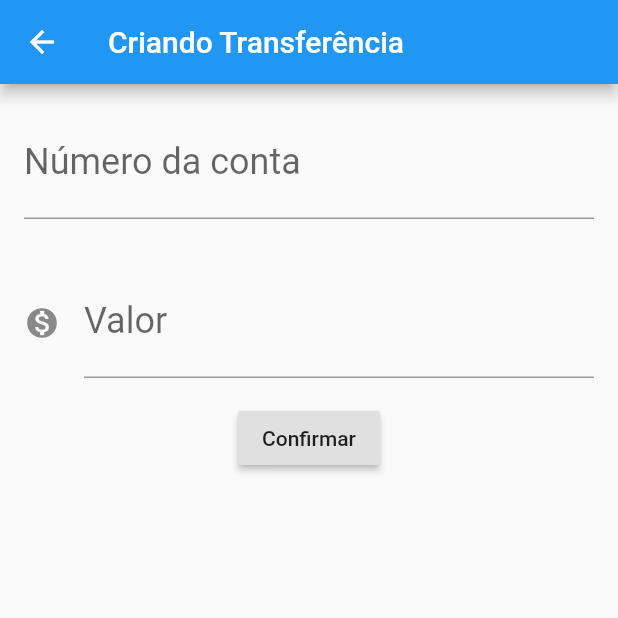
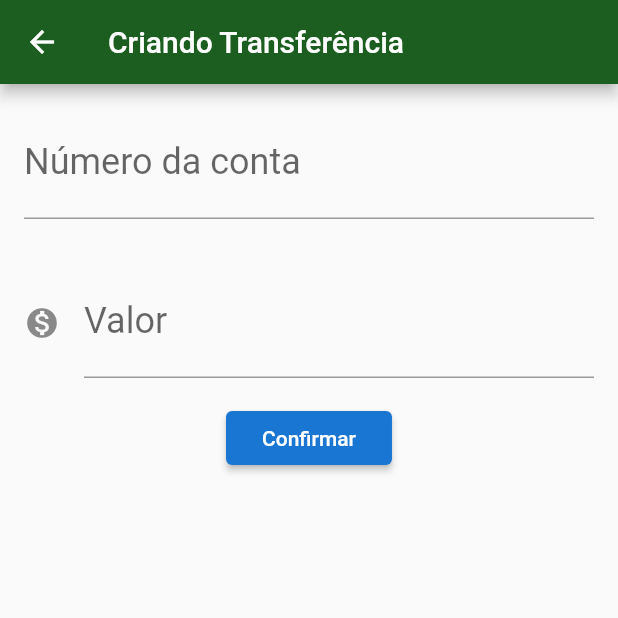
Before and after one commit to montonurb/apps-flutter-developments, a Flutter app: the screen it shows after launch, after a tap on the "add" icon, on a phone screen of 412 x 824 dp, the top half of it. Run offline on Flutter 3.47's test engine with Material 2 defaults, Android fonts, the phone set to English and light mode, and no system bars; our stand-ins replace shared_preferences.

Commit message:
finalizando aplicação de transferencias

```diff
--- /dev/null
+++ b/bytebank/lib/components/editor.dart
@@ -0,0 +1,34 @@
+import 'package:flutter/material.dart';
+
+class Editor extends StatelessWidget {
+  final TextEditingController controlador;
+  final String rotulo;
+  final String dica;
+  final IconData icone;
+
+  Editor({
+    this.controlador,
+    this.rotulo,
+    this.dica,
+    this.icone,
+  });
+
+  @override
+  Widget build(BuildContext context) {
+    return Padding(
+      padding: const EdgeInsets.all(16.0),
+      child: TextField(
+        controller: controlador,
+        style: TextStyle(
+          fontSize: 24,
+        ),
+        decoration: InputDecoration(
+          icon: icone != null ? Icon(icone) : null,
+          labelText: rotulo,
+          hintText: dica,
+        ),
+        keyboardType: TextInputType.number,
+      ),
+    );
+  }
+}
--- a/bytebank/lib/main.dart
+++ b/bytebank/lib/main.dart
@@ -1,3 +1,4 @@
+import 'package:bytebank/screens/transferencia/lista.dart';
 import 'package:flutter/material.dart';
 
 void main() => runApp(BytebankApp());
@@ -6,135 +7,15 @@ class BytebankApp extends StatelessWidget {
   @override
   Widget build(BuildContext context) {
     return MaterialApp(
-      home: Scaffold(
-        body: ListaTransferencias(),
+      theme: ThemeData(
+        primaryColor: Colors.green[900],
+        accentColor: Colors.blue[700],
+        buttonTheme: ButtonThemeData(
+          buttonColor: Colors.blue[700],
+          textTheme: ButtonTextTheme.primary,
+        )
       ),
+      home: ListaTransferencias(),
     );
   }
 }
-
-class FormularioTransferencia extends StatelessWidget {
-  final TextEditingController _controladorCampoNumeroConta =
-      TextEditingController();
-  final TextEditingController _controladorCampoValor = TextEditingController();
-  @override
-  Widget build(BuildContext context) {
-    return Scaffold(
-      appBar: AppBar(
-        title: Text('Criando Transferência'),
-      ),
-      body: Column(
-        children: <Widget>[
-          Editor(
-              controlador: _controladorCampoNumeroConta,
-              rotulo: 'Número da conta',
-              dica: '0000'),
-          Editor(
-              controlador: _controladorCampoValor,
-              rotulo: 'Valor',
-              dica: '00.0',
-              icone: Icons.monetization_on),
-          RaisedButton(
-            child: Text('Confirmar'),
-            onPressed: () => _criaTransferencia(context),
-          ),
-        ],
-      ),
-    );
-  }
-
-  void _criaTransferencia(BuildContext context) {
-    final int numeroConta = int.tryParse(_controladorCampoNumeroConta.text);
-    final double valor = double.tryParse(_controladorCampoValor.text);
-    if (numeroConta != null && valor != null) {
-      Transferencia(valor, numeroConta);
-      final transferenciaCriada = Transferencia(valor, numeroConta);
-      debugPrint('$transferenciaCriada');
-      Navigator.pop(context, transferenciaCriada);
-    }
-  }
-}
-
-class Editor extends StatelessWidget {
-  final TextEditingController controlador;
-  final String rotulo;
-  final String dica;
-  final IconData icone;
-
-  Editor({this.controlador, this.rotulo, this.dica, this.icone});
-
-  @override
-  Widget build(BuildContext context) {
-    return Padding(
-      padding: const EdgeInsets.all(16.0),
-      child: TextField(
-        controller: controlador,
-        style: TextStyle(
-          fontSize: 24,
-        ),
-        decoration: InputDecoration(
-          icon: icone != null ? Icon(icone) : null,
-          labelText: rotulo,
-          hintText: dica,
-        ),
-        keyboardType: TextInputType.number,
-      ),
-    );
-  }
-}
-
-class ListaTransferencias extends StatelessWidget {
-  @override
-  Widget build(BuildContext context) {
-    return Scaffold(
-      appBar: AppBar(
-        title: Text('Transferências'),
-      ),
-      body: Column(
-        children: <Widget>[
-          ItemTransferencia(Transferencia(10.0, 1423)),
-          ItemTransferencia(Transferencia(75.0, 4621)),
-          ItemTransferencia(Transferencia(12.5, 6741)),
-        ],
-      ),
-      floatingActionButton: FloatingActionButton(
-        child: Icon(Icons.add),
-        onPressed: () {
-          final Future<Transferencia> future = Navigator.push(context, MaterialPageRoute(builder: (context) {
-            return FormularioTransferencia();
-          }));
-          future.then((tranferenciaRecebida) => debugPrint('tranferenciaRecebida'));
-        },
-      ),
-    );
-  }
-}
-
-class ItemTransferencia extends StatelessWidget {
-  final Transferencia _transferencia;
-
-  ItemTransferencia(this._transferencia);
-
-  @override
-  Widget build(BuildContext context) {
-    return Card(
-      child: ListTile(
-        leading: Icon(Icons.monetization_on),
-        title: Text('R\$${_transferencia.valor.toString()}'),
-        subtitle: Text('${_transferencia.numeroConta.toString()}'),
-      ),
-    );
-  }
-}
-
-class Transferencia {
-  final double valor;
-  final int numeroConta;
-
-  Transferencia(this.valor, this.numeroConta);
-
-  @override
-  String toString() {
-    return 'Transferencia{valor: $valor, numeroConta: $numeroConta';
-  }
-}
--- /dev/null
+++ b/bytebank/lib/models/transferencia.dart
@@ -0,0 +1,14 @@
+class Transferencia {
+  final double valor;
+  final int numeroConta;
+
+  Transferencia(
+    this.valor,
+    this.numeroConta,
+  );
+
+  @override
+  String toString() {
+    return 'Transferencia{valor: $valor, numeroConta: $numeroConta';
+  }
+}
--- /dev/null
+++ b/bytebank/lib/screens/transferencia/formulario.dart
@@ -0,0 +1,62 @@
+import 'package:bytebank/components/editor.dart';
+import 'package:bytebank/models/transferencia.dart';
+import 'package:flutter/material.dart';
+
+const _tituloAppBar = 'Criando Transferência';
+const _rotuloCampoNumeroConta = 'Número da conta';
+const _dicaCampoNumeroConta = '0000';
+const _rotuloCampoValor = 'Valor';
+const _dicaCampoValor = '00.0';
+const _textoBotaoConfirmar = 'Confirmar';
+
+class FormularioTransferencia extends StatefulWidget {
+  @override
+  State<StatefulWidget> createState() {
+    return FormularioTransferenciaState();
+  }
+}
+
+class FormularioTransferenciaState extends State<FormularioTransferencia> {
+  final TextEditingController _controladorCampoNumeroConta =
+      TextEditingController();
+  final TextEditingController _controladorCampoValor = TextEditingController();
+  @override
+  Widget build(BuildContext context) {
+    return Scaffold(
+      appBar: AppBar(
+        title: Text(_tituloAppBar),
+      ),
+      body: SingleChildScrollView(
+        child: Column(
+          children: <Widget>[
+            Editor(
+              controlador: _controladorCampoNumeroConta,
+              dica: _dicaCampoNumeroConta,
+              rotulo: _rotuloCampoNumeroConta,
+            ),
+            Editor(
+              dica: _dicaCampoValor,
+              controlador: _controladorCampoValor,
+              rotulo: _rotuloCampoValor,
+              icone: Icons.monetization_on,
+            ),
+            RaisedButton(
+              child: Text(_textoBotaoConfirmar),
+              onPressed: () => _criaTransferencia(context),
+            ),
+          ],
+        ),
+      ),
+    );
+  }
+
+  void _criaTransferencia(BuildContext context) {
+    final int numeroConta = int.tryParse(_controladorCampoNumeroConta.text);
+    final double valor = double.tryParse(_controladorCampoValor.text);
+    if (numeroConta != null && valor != null) {
+      Transferencia(valor, numeroConta);
+      final transferenciaCriada = Transferencia(valor, numeroConta);
+      Navigator.pop(context, transferenciaCriada);
+    }
+  }
+}
--- /dev/null
+++ b/bytebank/lib/screens/transferencia/lista.dart
@@ -0,0 +1,67 @@
+import 'package:bytebank/models/transferencia.dart';
+import 'package:bytebank/screens/transferencia/formulario.dart';
+import 'package:flutter/material.dart';
+
+const _tituloAppBar = 'Transfêrencias';
+
+class ListaTransferencias extends StatefulWidget {
+  final List<Transferencia> _transferencias = List();
+
+  @override
+  State<StatefulWidget> createState() {
+    return ListaTransferenciasState();
+  }
+}
+
+class ListaTransferenciasState extends State<ListaTransferencias> {
+  @override
+  Widget build(BuildContext context) {
+    return Scaffold(
+      appBar: AppBar(
+        title: Text(_tituloAppBar),
+      ),
+      body: ListView.builder(
+        itemCount: widget._transferencias.length,
+        itemBuilder: (context, indice) {
+          final transferencia = widget._transferencias[indice];
+          return ItemTransferencia(transferencia);
+        },
+      ),
+      floatingActionButton: FloatingActionButton(
+        child: Icon(Icons.add),
+        onPressed: () {
+          Navigator.push(context, MaterialPageRoute(builder: (context) {
+            return FormularioTransferencia();
+          })).then(
+            (transferenciaRecebida) => _atualiza(transferenciaRecebida),
+          );
+        },
+      ),
+    );
+  }
+
+  void _atualiza(Transferencia transferenciaRecebida) {
+    if (transferenciaRecebida != null) {
+      setState(() {
+        widget._transferencias.add(transferenciaRecebida);
+      });
+    }
+  }
+}
+
+class ItemTransferencia extends StatelessWidget {
+  final Transferencia _transferencia;
+
+  ItemTransferencia(this._transferencia);
+
+  @override
+  Widget build(BuildContext context) {
+    return Card(
+      child: ListTile(
+        leading: Icon(Icons.monetization_on),
+        title: Text('R\$${_transferencia.valor.toString()}'),
+        subtitle: Text('${_transferencia.numeroConta.toString()}'),
+      ),
+    );
+  }
+}
```
Also changed, not shown: 1 other file.
